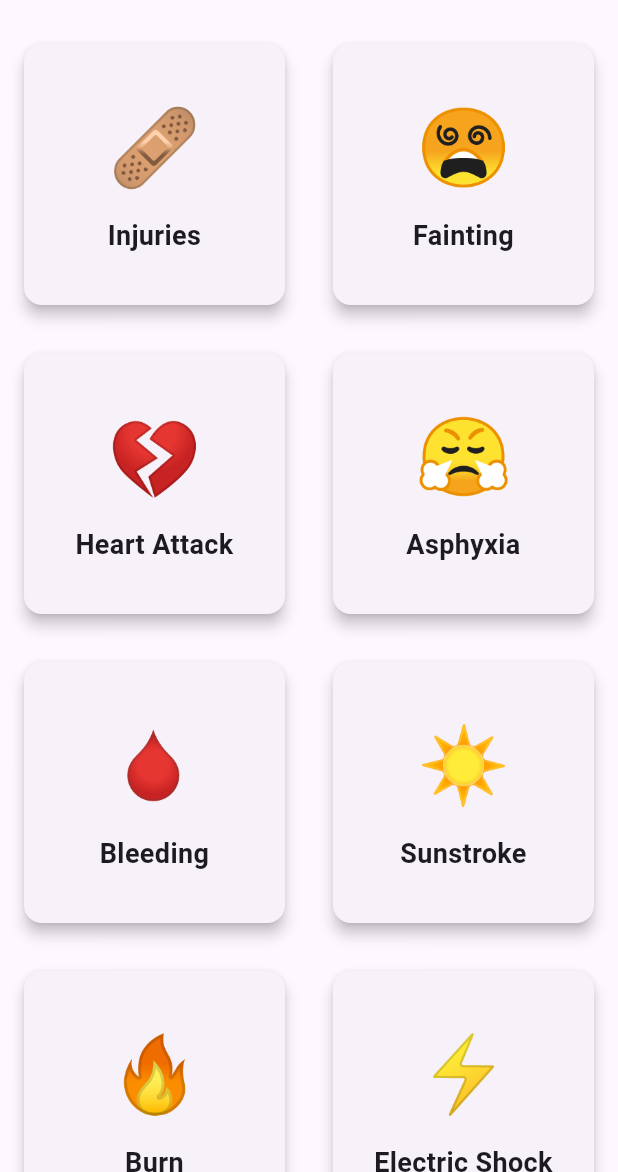
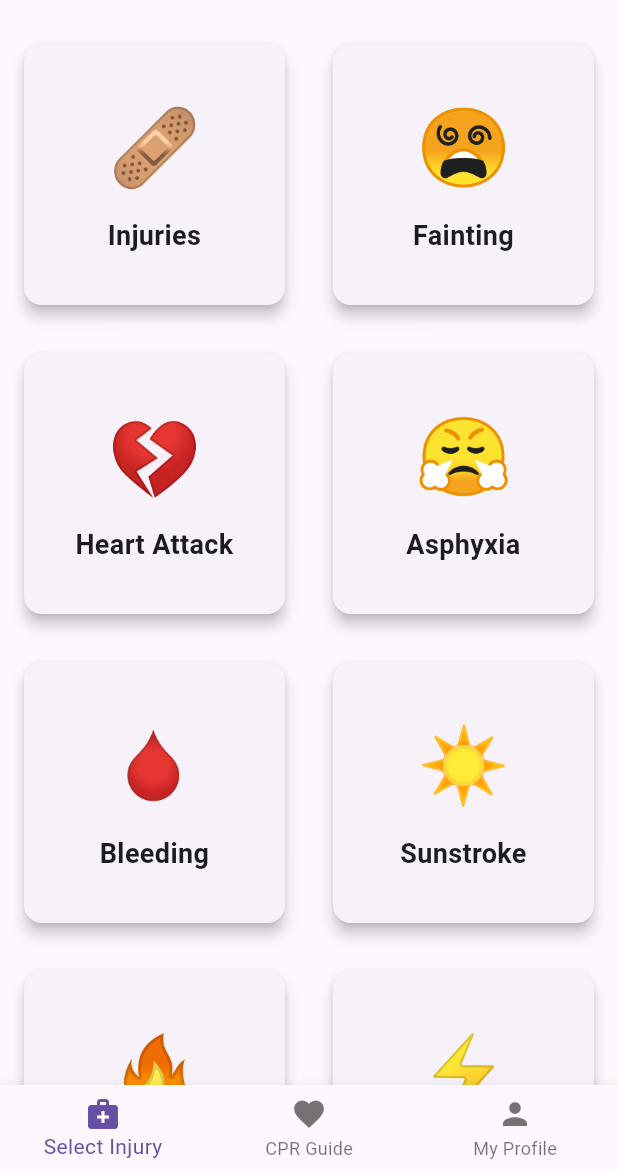
Before and after one commit to First-Aid-Flutter-App/FirstAid, a Flutter app: the screen it shows after launch, on a phone screen of 412 x 824 dp, the part 64-1236 px from its top. Run offline on Flutter 3.47's test engine with Material 3 defaults, Android fonts, the light colour scheme and no system bars; our stand-ins replace shared_preferences.

Commit message:
feat(navigation): add bottom navigation bar
Add bottom navigation bar for better UX and new screen: CPR guide

```diff
--- a/lib/main.dart
+++ b/lib/main.dart
@@ -1,5 +1,5 @@
 import 'package:flutter/material.dart';
-import 'screens/situation_selection_screen.dart';
+import 'screens/main_screen.dart';
 
 void main() {
   runApp(MyApp());
@@ -9,11 +9,11 @@
   @override
   Widget build(BuildContext context) {
     return MaterialApp(
-      title: 'First Aid Guide',
+      title: 'First Aid App',
       theme: ThemeData(
         primarySwatch: Colors.blue,
       ),
-      home: SituationSelectionScreen(),
+      home: MainScreen(),
     );
   }
 }
--- /dev/null
+++ b/lib/screens/main_screen.dart
@@ -0,0 +1,48 @@
+import 'package:flutter/material.dart';
+import 'situation_selection_screen.dart';
+import 'user_information_screen.dart';
+import 'cpr_guide_screen.dart';
+
+class MainScreen extends StatefulWidget {
+  @override
+  _MainScreenState createState() => _MainScreenState();
+}
+
+class _MainScreenState extends State<MainScreen> {
+  int _currentIndex = 0;
+
+  final List<Widget> _screens = [
+    SituationSelectionScreen(),
+    CPRGuideScreen(),
+    MyInfoScreen(),
+  ];
+
+  @override
+  Widget build(BuildContext context) {
+    return Scaffold(
+      body: _screens[_currentIndex],
+      bottomNavigationBar: BottomNavigationBar(
+        currentIndex: _currentIndex,
+        onTap: (index) {
+          setState(() {
+            _currentIndex = index;
+          });
+        },
+        items: [
+          BottomNavigationBarItem(
+            icon: Icon(Icons.medical_services),
+            label: 'Select Injury',
+          ),
+          BottomNavigationBarItem(
+            icon: Icon(Icons.favorite),
+            label: 'CPR Guide',
+          ),
+          BottomNavigationBarItem(
+            icon: Icon(Icons.person),
+            label: 'My Profile',
+          ),
+        ],
+      ),
+    );
+  }
+}
--- a/pubspec.yaml
+++ b/pubspec.yaml
@@ -30,8 +30,6 @@ environment:
 dependencies:
   flutter:
     sdk: flutter
-  shared_preferences: ^2.3.2
-
   # The following adds the Cupertino Icons font to your application.
   # Use with the CupertinoIcons class for iOS style icons.
   cupertino_icons: ^1.0.8
```
Also changed, not shown: lib/screens/cpr_guide_screen.dart (added, +18 -0 lines).
